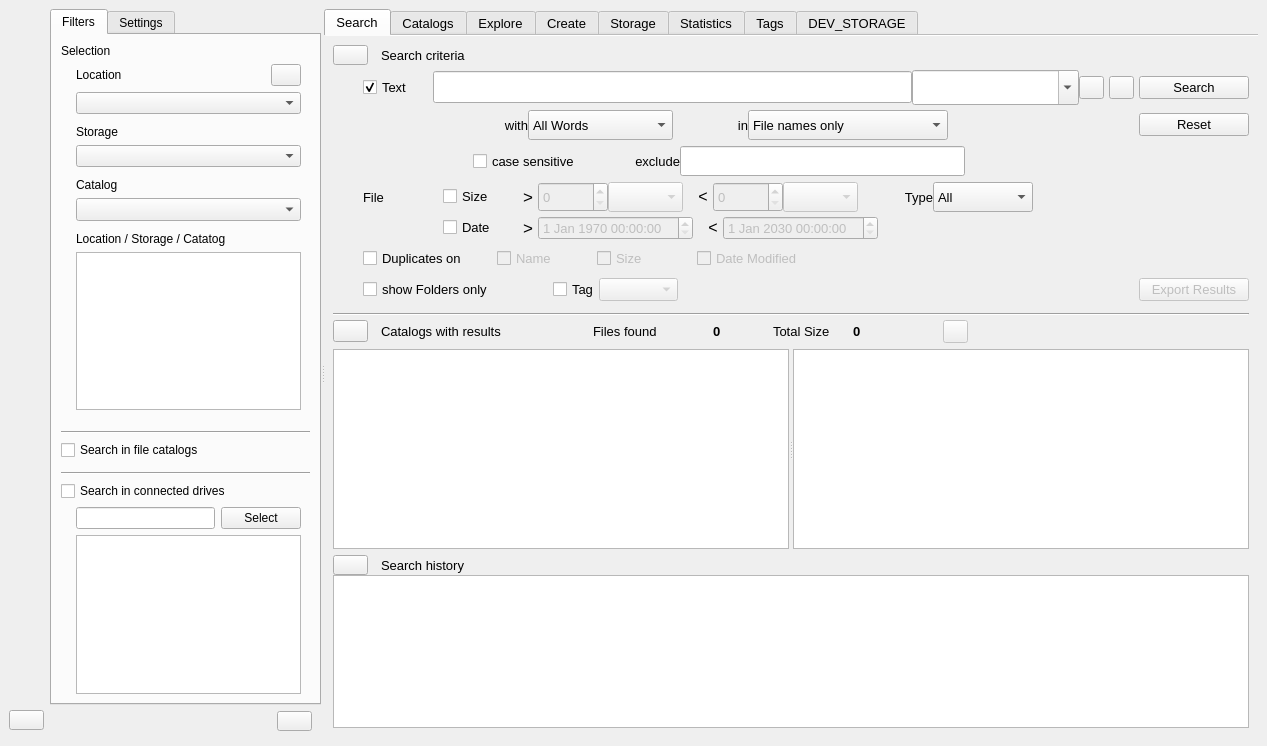
Before: the Qt Designer form mainwindow.ui in StephaneCouturier/Katalog, drawn with Qt 5.
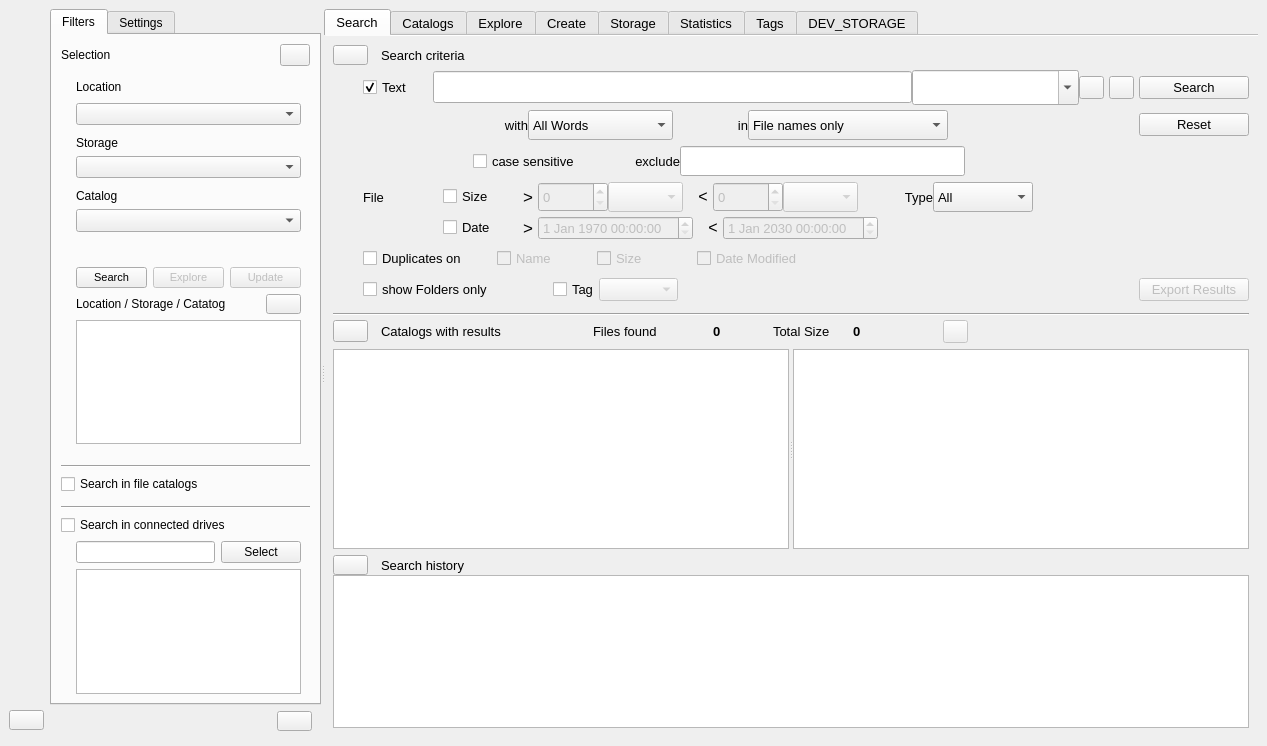
After: the same form once the commit is applied. Icons and pictures are not drawn. Custom widgets are drawn as their Qt base class.

Patch:
```diff
--- a/mainwindow.ui
+++ b/mainwindow.ui
@@ -162,21 +162,83 @@
            </attribute>
            <layout class="QVBoxLayout" name="verticalLayout_9">
             <item>
-             <widget class="QLabel" name="Statistics_label_Catalog_3">
-              <property name="text">
-               <string>Selection</string>
-              </property>
-             </widget>
+             <layout class="QHBoxLayout" name="horizontalLayout_11">
+              <item>
+               <widget class="QLabel" name="Statistics_label_Selection">
+                <property name="text">
+                 <string>Selection</string>
+                </property>
+               </widget>
+              </item>
+              <item>
+               <spacer name="horizontalSpacer_3">
+                <property name="orientation">
+                 <enum>Qt::Horizontal</enum>
+                </property>
+                <property name="sizeHint" stdset="0">
+                 <size>
+                  <width>40</width>
+                  <height>20</height>
+                 </size>
+                </property>
+               </spacer>
+              </item>
+              <item>
+               <widget class="QPushButton" name="Filters_pushButton_ResetGlobal">
+                <property name="minimumSize">
+                 <size>
+                  <width>30</width>
+                  <height>0</height>
+                 </size>
+                </property>
+                <property name="maximumSize">
+                 <size>
+                  <width>30</width>
+                  <height>16777215</height>
+                 </size>
+                </property>
+                <property name="toolTip">
+                 <string>Reset all filters</string>
+                </property>
+                <property name="layoutDirection">
+                 <enum>Qt::LeftToRight</enum>
+                </property>
+                <property name="text">
+                 <string/>
+                </property>
+                <property name="icon">
+                 <iconset theme="edit-clear-history">
+                  <normaloff>.</normaloff>.</iconset>
+                </property>
+               </widget>
+              </item>
+             </layout>
             </item>
             <item>
-             <widget class="QWidget" name="Filters_widget_CatalogSelection" native="true">
-              <layout class="QVBoxLayout" name="verticalLayout_2">
+             <widget class="QWidget" name="Filters_widget_CatalogSelectionBox" native="true">
+              <layout class="QVBoxLayout" name="verticalLayout_11">
                <property name="leftMargin">
                 <number>15</number>
                </property>
                <property name="topMargin">
                 <number>0</number>
                </property>
+               <item>
+                <spacer name="Filters_verticalSpacer_5">
+                 <property name="orientation">
+                  <enum>Qt::Vertical</enum>
+                 </property>
+                 <property name="sizeType">
+                  <enum>QSizePolicy::Fixed</enum>
+                 </property>
+                 <property name="sizeHint" stdset="0">
+                  <size>
+                   <width>20</width>
+                   <height>5</height>
+                  </size>
+                 </property>
+                </spacer>
+               </item>
                <item>
                 <layout class="QHBoxLayout" name="horizontalLayout_2">
                  <item>
@@ -208,35 +270,6 @@
                    </property>
                   </spacer>
                  </item>
-                 <item>
-                  <widget class="QPushButton" name="Filters_pushButton_ResetGlobal">
-                   <property name="minimumSize">
-                    <size>
-                     <width>30</width>
-                     <height>0</height>
-                    </size>
-                   </property>
-                   <property name="maximumSize">
-                    <size>
-                     <width>30</width>
-                     <height>16777215</height>
-                    </size>
-                   </property>
-                   <property name="toolTip">
-                    <string>Reset all filters</string>
-                   </property>
-                   <property name="layoutDirection">
-                    <enum>Qt::LeftToRight</enum>
-                   </property>
-                   <property name="text">
-                    <string/>
-                   </property>
-                   <property name="icon">
-                    <iconset theme="edit-clear-history">
-                     <normaloff>.</normaloff>.</iconset>
-                   </property>
-                  </widget>
-                 </item>
                 </layout>
                </item>
                <item>
@@ -349,26 +382,153 @@
                  <property name="sizeHint" stdset="0">
                   <size>
                    <width>20</width>
-                   <height>5</height>
+                   <height>20</height>
                   </size>
                  </property>
                 </spacer>
                </item>
+              </layout>
+             </widget>
+            </item>
+            <item>
+             <widget class="QWidget" name="Filters_widget_CatalogSelectionTree" native="true">
+              <layout class="QVBoxLayout" name="verticalLayout_2">
+               <property name="leftMargin">
+                <number>15</number>
+               </property>
+               <property name="topMargin">
+                <number>0</number>
+               </property>
                <item>
-                <widget class="QLabel" name="Filters_label_Catalog_2">
-                 <property name="minimumSize">
-                  <size>
-                   <width>60</width>
-                   <height>0</height>
-                  </size>
-                 </property>
-                 <property name="text">
-                  <string>Location / Storage / Catatog</string>
-                 </property>
-                 <property name="alignment">
-                  <set>Qt::AlignLeading|Qt::AlignLeft|Qt::AlignVCenter</set>
-                 </property>
-                </widget>
+                <layout class="QHBoxLayout" name="horizontalLayout_10">
+                 <item>
+                  <widget class="QPushButton" name="Filter_pushButton_Search">
+                   <property name="maximumSize">
+                    <size>
+                     <width>120</width>
+                     <height>16777215</height>
+                    </size>
+                   </property>
+                   <property name="font">
+                    <font>
+                     <pointsize>8</pointsize>
+                    </font>
+                   </property>
+                   <property name="toolTip">
+                    <string>Go to Search tab to search file in this selection</string>
+                   </property>
+                   <property name="text">
+                    <string>Search</string>
+                   </property>
+                   <property name="icon">
+                    <iconset theme="edit-find">
+                     <normaloff>.</normaloff>.</iconset>
+                   </property>
+                  </widget>
+                 </item>
+                 <item>
+                  <widget class="QPushButton" name="Filter_pushButton_Explore">
+                   <property name="enabled">
+                    <bool>false</bool>
+                   </property>
+                   <property name="maximumSize">
+                    <size>
+                     <width>120</width>
+                     <height>16777215</height>
+                    </size>
+                   </property>
+                   <property name="font">
+                    <font>
+                     <pointsize>8</pointsize>
+                    </font>
+                   </property>
+                   <property name="toolTip">
+                    <string>Open the catalog in the Explore tab</string>
+                   </property>
+                   <property name="text">
+                    <string>Explore</string>
+                   </property>
+                   <property name="icon">
+                    <iconset theme="view-list-tree">
+                     <normaloff>.</normaloff>.</iconset>
+                   </property>
+                  </widget>
+                 </item>
+                 <item>
+                  <widget class="QPushButton" name="Filter_pushButton_Update">
+                   <property name="enabled">
+                    <bool>false</bool>
+                   </property>
+                   <property name="maximumSize">
+                    <size>
+                     <width>120</width>
+                     <height>16777215</height>
+                    </size>
+                   </property>
+                   <property name="font">
+                    <font>
+                     <pointsize>8</pointsize>
+                    </font>
+                   </property>
+                   <property name="toolTip">
+                    <string>Update the content of the Catalog</string>
+                   </property>
+                   <property name="text">
+                    <string>Update</string>
+                   </property>
+                   <property name="icon">
+                    <iconset theme="media-playlist-repeat">
+                     <normaloff>.</normaloff>.</iconset>
+                   </property>
+                  </widget>
+                 </item>
+                </layout>
+               </item>
+               <item>
+                <layout class="QHBoxLayout" name="horizontalLayout_12">
+                 <item>
+                  <widget class="QLabel" name="Filters_label_TreeSelectionTitle">
+                   <property name="minimumSize">
+                    <size>
+                     <width>60</width>
+                     <height>0</height>
+                    </size>
+                   </property>
+                   <property name="text">
+                    <string>Location / Storage / Catatog</string>
+                   </property>
+                   <property name="alignment">
+                    <set>Qt::AlignLeading|Qt::AlignLeft|Qt::AlignVCenter</set>
+                   </property>
+                  </widget>
+                 </item>
+                 <item>
+                  <widget class="QPushButton" name="Filters_pushButton_TreeExpandCollapse">
+                   <property name="maximumSize">
+                    <size>
+                     <width>35</width>
+                     <height>22</height>
+                    </size>
+                   </property>
+                   <property name="toolTip">
+                    <string>Show/Hide Filters and Settings</string>
+                   </property>
+                   <property name="statusTip">
+                    <string/>
+                   </property>
+                   <property name="styleSheet">
+                    <string notr="true">padding: 2px 10px;</string>
+                   </property>
+                   <property name="text">
+                    <string/>
+                   </property>
+                   <property name="icon">
+                    <iconset theme="expand-all">
+                     <normaloff>.</normaloff>.</iconset>
+                   </property>
+                  </widget>
+                 </item>
+                </layout>
                </item>
                <item>
                 <widget class="QTreeView" name="Filters_treeView_Devices">
```
Left out of the diff: 4 changed lines with no effect on the pictures.
